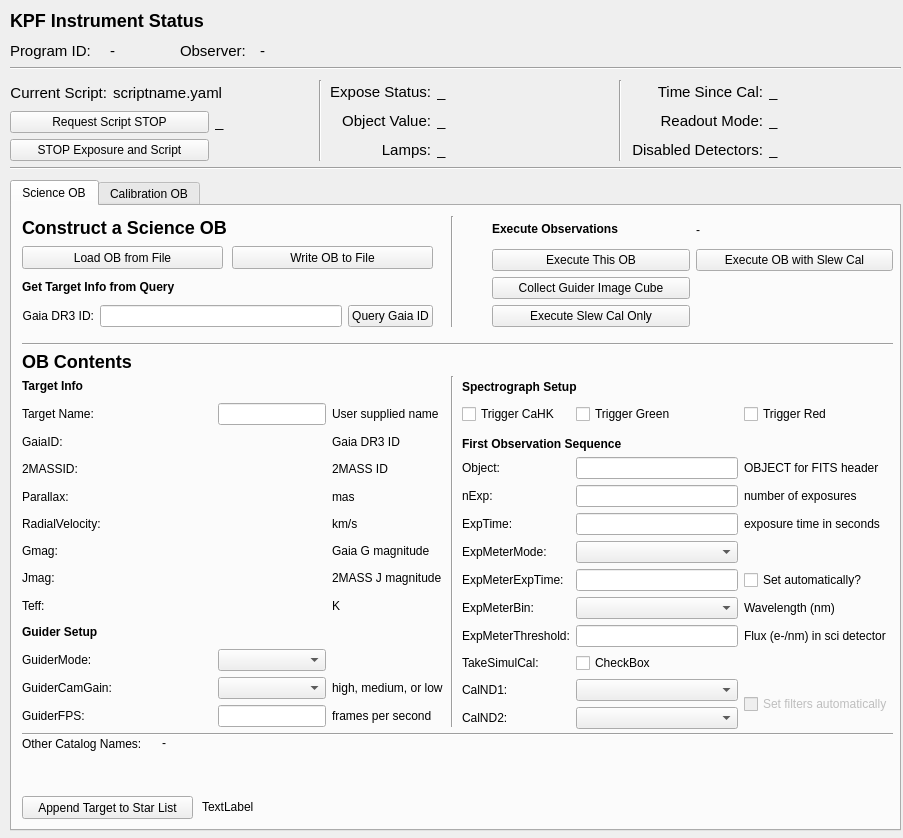
First picture: the form in kpf/OB_GUI/KPF_OB_GUI.ui, repository KeckObservatory/KPFTranslator, before the edit.
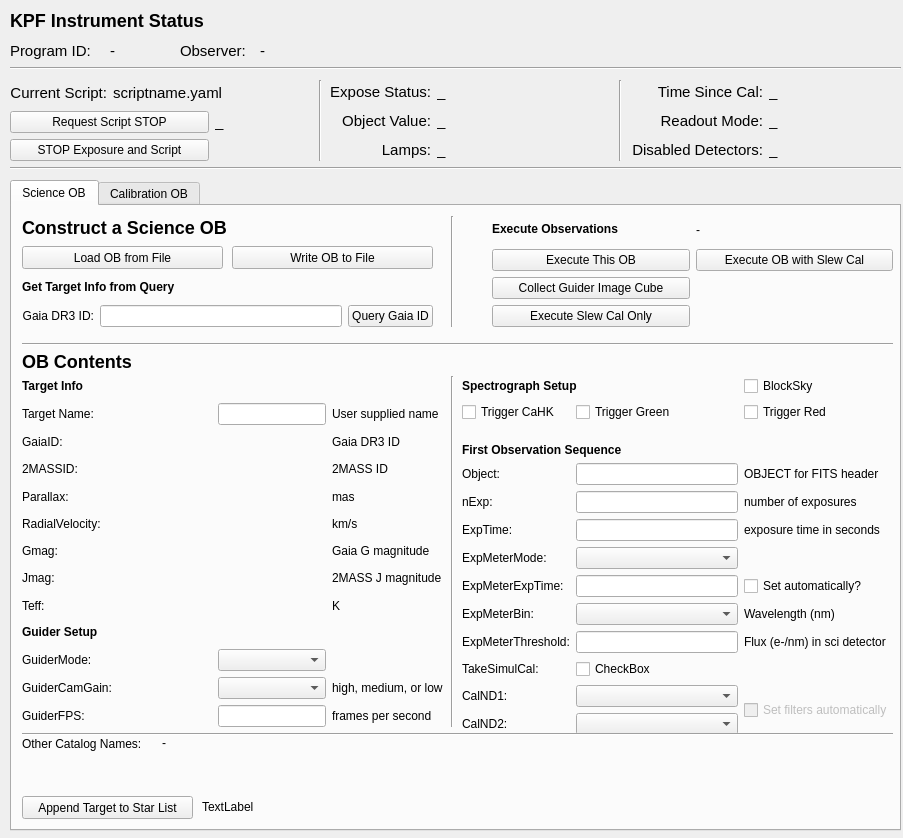
Second picture: the form after the edit.

Commit message: Draft GUI BlockSky functionality

Patch:
```diff
--- a/kpf/OB_GUI/KPF_OB_GUI.ui
+++ b/kpf/OB_GUI/KPF_OB_GUI.ui
@@ -794,7 +794,7 @@
         <x>450</x>
         <y>170</y>
         <width>431</width>
-        <height>353</height>
+        <height>359</height>
        </rect>
       </property>
       <layout class="QGridLayout" name="obs_seq_layout" columnstretch="0,0,0,0">
@@ -995,6 +995,13 @@
        <item row="10" column="2">
         <widget class="QComboBox" name="ExpMeterBin"/>
        </item>
+       <item row="0" column="3">
+        <widget class="QCheckBox" name="BlockSky">
+         <property name="text">
+          <string>BlockSky</string>
+         </property>
+        </widget>
+       </item>
       </layout>
      </widget>
      <widget class="Line" name="line_4">
```
The commit also changes 2 other files.
